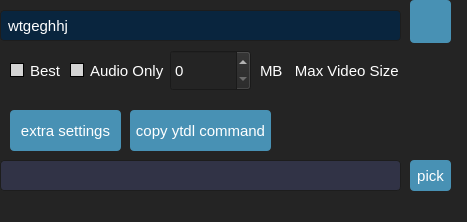
Old version of the form Ytdl_gui/mainwindow.ui in the repository NoxNoscope/Ytdl_gui_cpp.
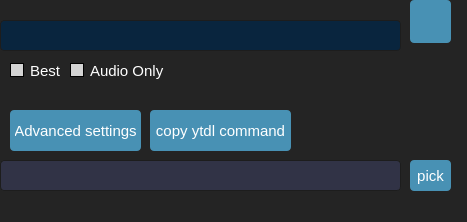
New version of the form. Icons and pictures are not drawn.

```diff
--- a/Ytdl_gui/mainwindow.ui
+++ b/Ytdl_gui/mainwindow.ui
@@ -1021,7 +1021,7 @@
      <rect>
       <x>10</x>
       <y>110</y>
-      <width>111</width>
+      <width>131</width>
       <height>41</height>
      </rect>
     </property>
@@ -1034,7 +1034,7 @@
      <bool>false</bool>
     </property>
     <property name="text">
-     <string>extra settings</string>
+     <string>Advanced settings</string>
     </property>
    </widget>
    <widget class="QPushButton" name="pushButton_2">
@@ -1058,7 +1058,7 @@
    <widget class="QPushButton" name="pushButton_copyCMD">
     <property name="geometry">
      <rect>
-      <x>130</x>
+      <x>150</x>
       <y>110</y>
       <width>141</width>
       <height>41</height>
@@ -1083,7 +1083,7 @@
     <property name="geometry">
      <rect>
       <x>0</x>
-      <y>10</y>
+      <y>20</y>
       <width>401</width>
       <height>31</height>
      </rect>
@@ -1094,7 +1094,7 @@
      </font>
     </property>
     <property name="text">
-     <string>wtgeghhj</string>
+     <string/>
     </property>
    </widget>
    <widget class="QPushButton" name="pushButton">
@@ -1152,39 +1152,6 @@
      <string>Audio Only</string>
     </property>
    </widget>
-   <widget class="QLabel" name="label">
-    <property name="geometry">
-     <rect>
-      <x>260</x>
-      <y>50</y>
-      <width>141</width>
-      <height>41</height>
-     </rect>
-    </property>
-    <property name="font">
-     <font>
-      <pointsize>11</pointsize>
-     </font>
-    </property>
-    <property name="text">
-     <string>MB   Max Video Size</string>
-    </property>
-   </widget>
-   <widget class="QSpinBox" name="spinBox_MaxVideoSize">
-    <property name="geometry">
-     <rect>
-      <x>170</x>
-      <y>50</y>
-      <width>81</width>
-      <height>41</height>
-     </rect>
-    </property>
-    <property name="font">
-     <font>
-      <pointsize>11</pointsize>
-     </font>
-    </property>
-   </widget>
    <widget class="QLineEdit" name="lineEdit_savelocation">
     <property name="geometry">
      <rect>
```
Left out of the diff: 5 changed lines with no effect on the pictures.
